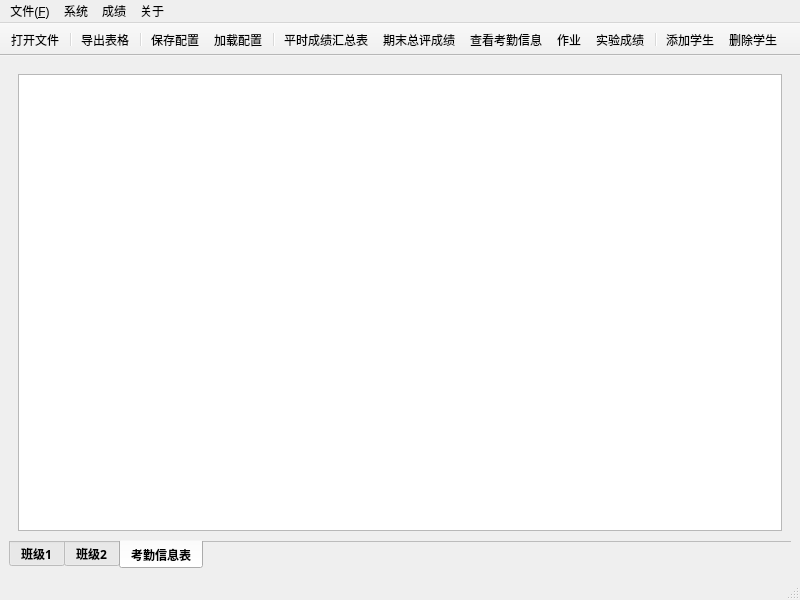
Before: the Qt Designer form mainwindow.ui in GanYv123/DataProcessing, drawn with Qt 5.
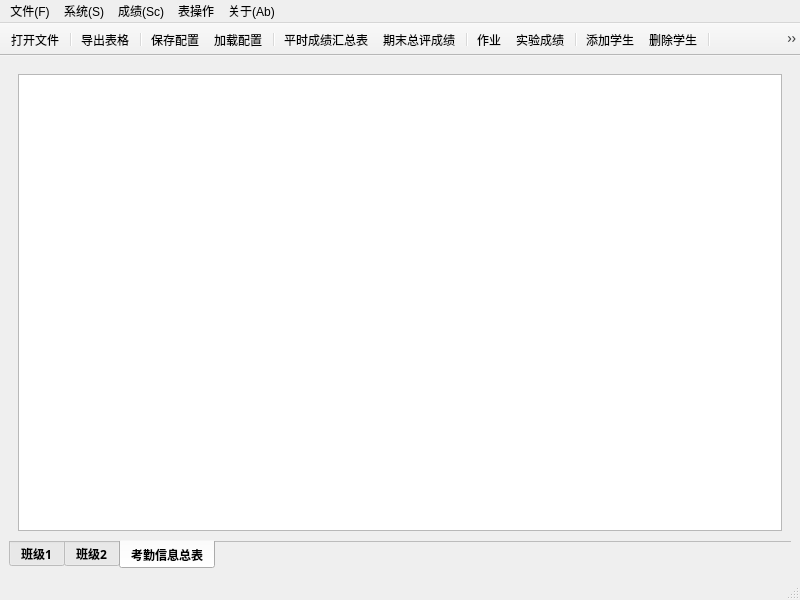
After: the same form once the commit is applied. The open tabs and pages were chosen to show the change. Icons and pictures are not drawn.

What changed in the file:
```diff
--- a/mainwindow.ui
+++ b/mainwindow.ui
@@ -116,7 +116,7 @@
          <normaloff>:/images/winIcon.jpg</normaloff>:/images/winIcon.jpg</iconset>
        </attribute>
        <attribute name="title">
-        <string>考勤信息表</string>
+        <string>考勤信息总表</string>
        </attribute>
        <layout class="QHBoxLayout" name="horizontalLayout_3">
         <item>
@@ -151,7 +151,7 @@
    </property>
    <widget class="QMenu" name="menu">
     <property name="title">
-     <string>文件(&amp;F)</string>
+     <string>文件(F)</string>
     </property>
     <addaction name="ac_creatFiles"/>
     <addaction name="separator"/>
@@ -165,7 +165,7 @@
    </widget>
    <widget class="QMenu" name="menu_3">
     <property name="title">
-     <string>系统</string>
+     <string>系统(S)</string>
     </property>
     <addaction name="ac_saveSettings"/>
     <addaction name="ac_loadSettings"/>
@@ -175,7 +175,7 @@
    </widget>
    <widget class="QMenu" name="menu_2">
     <property name="title">
-     <string>成绩</string>
+     <string>成绩(Sc)</string>
     </property>
     <addaction name="ac_homework"/>
     <addaction name="ac_experimentScore"/>
@@ -183,15 +183,28 @@
    </widget>
    <widget class="QMenu" name="menu_4">
     <property name="title">
-     <string>关于</string>
+     <string>关于(Ab)</string>
     </property>
     <addaction name="ac_v_Info"/>
     <addaction name="separator"/>
     <addaction name="ac_template"/>
    </widget>
+   <widget class="QMenu" name="menu_5">
+    <property name="title">
+     <string>表操作</string>
+    </property>
+    <addaction name="ac_choose_school_year"/>
+    <addaction name="separator"/>
+    <addaction name="ac_addStu"/>
+    <addaction name="ac_deleteStu"/>
+    <addaction name="separator"/>
+    <addaction name="ac_sortByID"/>
+    <addaction name="ac_sortByToalScore"/>
+   </widget>
    <addaction name="menu"/>
    <addaction name="menu_3"/>
    <addaction name="menu_2"/>
+   <addaction name="menu_5"/>
    <addaction name="menu_4"/>
   </widget>
   <widget class="QStatusBar" name="statusbar"/>
@@ -223,12 +236,14 @@
    <addaction name="separator"/>
    <addaction name="ac_toallSocre"/>
    <addaction name="ac_final_overall"/>
-   <addaction name="ac_Attendance"/>
+   <addaction name="separator"/>
    <addaction name="ac_homework"/>
    <addaction name="ac_experimentScore"/>
    <addaction name="separator"/>
    <addaction name="ac_addStu"/>
    <addaction name="ac_deleteStu"/>
+   <addaction name="separator"/>
+   <addaction name="ac_hidden_configFile"/>
   </widget>
   <action name="ac_openFiles">
    <property name="icon">
```
Left out of the diff: 80 changed lines with no effect on the pictures.
